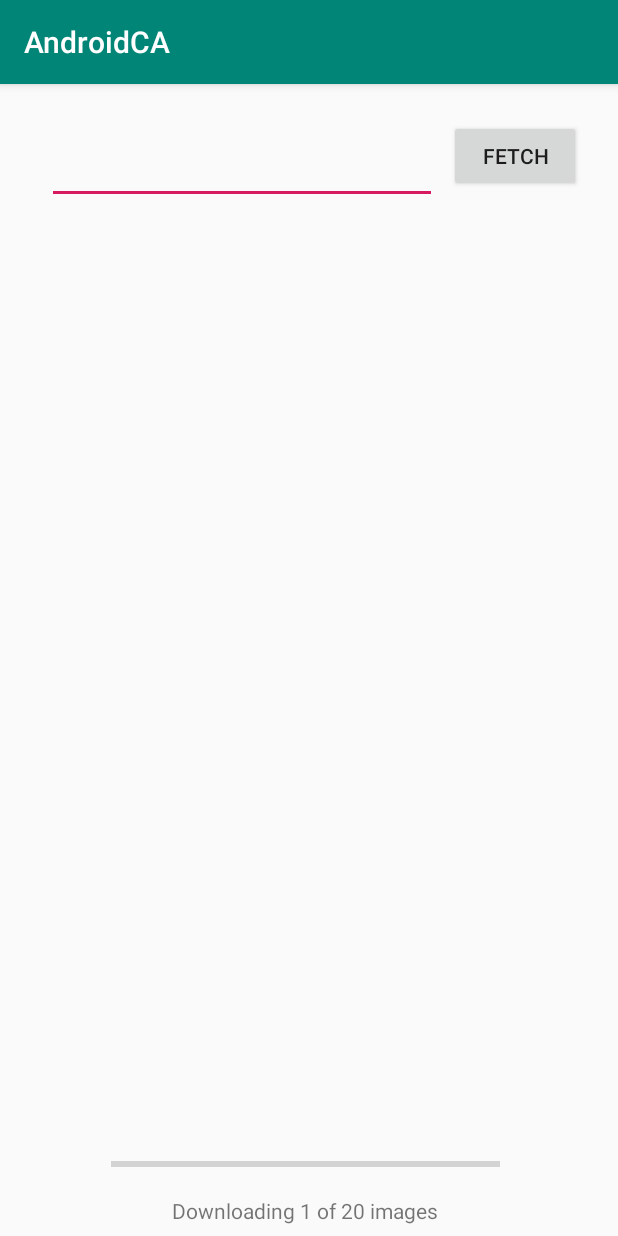
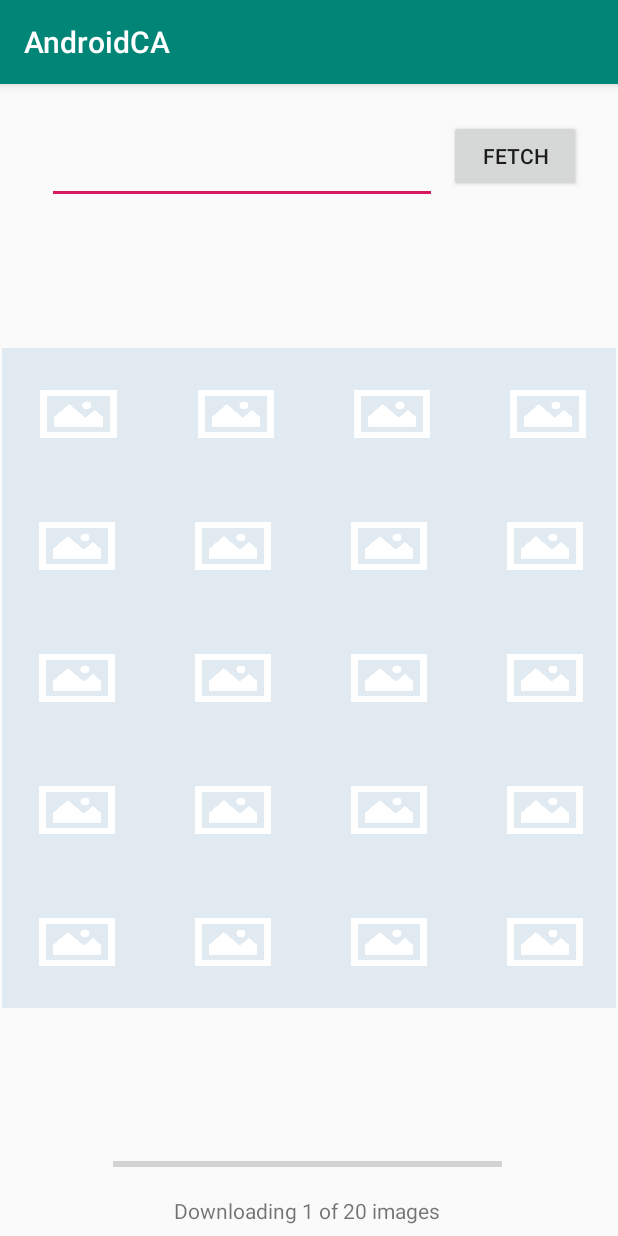
Before and after one commit to judyssc/android, an Android app: the screen it shows after launch (Activity1), on a phone screen of 412 x 824 dp. Run offline under Robolectric (Android 15) with nearby library versions, the phone set to English and light mode, and no system bars.

Commit message:
Activity 1 & 2.xml updated - fixed imageviews

```diff
--- a/app/src/main/res/layout/activity1.xml
+++ b/app/src/main/res/layout/activity1.xml
@@ -47,12 +47,13 @@
 
     <LinearLayout
         android:id="@+id/linearLayout2"
-        android:layout_width="413dp"
-        android:layout_height="540dp"
-        android:layout_marginStart="0dp"
+        android:layout_width="409dp"
+        android:layout_height="454dp"
         android:layout_marginTop="8dp"
+        android:gravity="center"
         android:orientation="vertical"
-        android:gravity="center"
+        android:adjustViewBounds="true"
+        android:scaleType="fitXY"
         app:layout_constraintBottom_toBottomOf="parent"
         app:layout_constraintEnd_toEndOf="parent"
         app:layout_constraintStart_toStartOf="parent"
@@ -60,7 +61,7 @@
 
         <LinearLayout
             android:layout_width="413dp"
-            android:layout_height="wrap_content"
+            android:layout_height="88dp"
             android:layout_marginStart="0dp"
             android:layout_marginTop="0dp"
             android:layout_marginEnd="0dp"
@@ -72,40 +73,48 @@
 
             <ImageView
                 android:id="@+id/imageView1"
-                android:layout_width="104dp"
-                android:layout_height="106dp"
+                android:layout_width="106dp"
+                android:layout_height="match_parent"
+                android:adjustViewBounds="true"
+                android:scaleType="fitXY"
+                android:src="@drawable/imageplaceholder"
                 tools:layout_editor_absoluteX="52dp"
-                tools:layout_editor_absoluteY="145dp"
-                tools:src="@drawable/imageplaceholder" />
+                tools:layout_editor_absoluteY="145dp" />
 
             <ImageView
                 android:id="@+id/imageView2"
                 android:layout_width="104dp"
-                android:layout_height="106dp"
+                android:layout_height="match_parent"
+                android:adjustViewBounds="true"
+                android:scaleType="fitXY"
+                android:src="@drawable/imageplaceholder"
                 tools:layout_editor_absoluteX="52dp"
-                tools:layout_editor_absoluteY="145dp"
-                tools:src="@drawable/imageplaceholder" />
+                tools:layout_editor_absoluteY="145dp" />
 
             <ImageView
                 android:id="@+id/imageView3"
                 android:layout_width="104dp"
-                android:layout_height="106dp"
+                android:layout_height="match_parent"
+                android:adjustViewBounds="true"
+                android:scaleType="fitXY"
+                android:src="@drawable/imageplaceholder"
                 tools:layout_editor_absoluteX="52dp"
-                tools:layout_editor_absoluteY="145dp"
-                tools:src="@drawable/imageplaceholder" />
+                tools:layout_editor_absoluteY="145dp" />
 
             <ImageView
                 android:id="@+id/imageView4"
                 android:layout_width="104dp"
-                android:layout_height="106dp"
+                android:layout_height="match_parent"
+                android:adjustViewBounds="true"
+                android:scaleType="fitXY"
+                android:src="@drawable/imageplaceholder"
                 tools:layout_editor_absoluteX="52dp"
-                tools:layout_editor_absoluteY="145dp"
-                tools:src="@drawable/imageplaceholder" />
+                tools:layout_editor_absoluteY="145dp" />
         </LinearLayout>
 
         <LinearLayout
-            android:layout_width="wrap_content"
-            android:layout_height="wrap_content"
+            android:layout_width="413dp"
+            android:layout_height="88dp"
             android:layout_marginStart="0dp"
             android:layout_marginTop="0dp"
             android:layout_marginEnd="0dp"
@@ -118,39 +127,47 @@
             <ImageView
                 android:id="@+id/imageView5"
                 android:layout_width="104dp"
-                android:layout_height="106dp"
+                android:layout_height="match_parent"
+                android:adjustViewBounds="true"
+                android:scaleType="fitXY"
+                android:src="@drawable/imageplaceholder"
                 tools:layout_editor_absoluteX="52dp"
-                tools:layout_editor_absoluteY="145dp"
-                tools:src="@drawable/imageplaceholder" />
+                tools:layout_editor_absoluteY="145dp" />
 
             <ImageView
                 android:id="@+id/imageView6"
                 android:layout_width="104dp"
-                android:layout_height="106dp"
+                android:layout_height="match_parent"
+                android:adjustViewBounds="true"
+                android:scaleType="fitXY"
+                android:src="@drawable/imageplaceholder"
                 tools:layout_editor_absoluteX="52dp"
-                tools:layout_editor_absoluteY="145dp"
-                tools:src="@drawable/imageplaceholder" />
+                tools:layout_editor_absoluteY="145dp" />
 
             <ImageView
                 android:id="@+id/imageView7"
                 android:layout_width="104dp"
-                android:layout_height="106dp"
+                android:layout_height="match_parent"
+                android:adjustViewBounds="true"
+                android:scaleType="fitXY"
+                android:src="@drawable/imageplaceholder"
                 tools:layout_editor_absoluteX="52dp"
-                tools:layout_editor_absoluteY="145dp"
-                tools:src="@drawable/imageplaceholder" />
+                tools:layout_editor_absoluteY="145dp" />
 
             <ImageView
                 android:id="@+id/imageView8"
                 android:layout_width="104dp"
-                android:layout_height="106dp"
+                android:layout_height="match_parent"
+                android:adjustViewBounds="true"
+                android:scaleType="fitXY"
+                android:src="@drawable/imageplaceholder"
                 tools:layout_editor_absoluteX="52dp"
-                tools:layout_editor_absoluteY="145dp"
-                tools:src="@drawable/imageplaceholder" />
+                tools:layout_editor_absoluteY="145dp" />
         </LinearLayout>
 
         <LinearLayout
-            android:layout_width="wrap_content"
-            android:layout_height="wrap_content"
+            android:layout_width="413dp"
+            android:layout_height="88dp"
             android:layout_marginStart="0dp"
             android:layout_marginTop="0dp"
             android:layout_marginEnd="0dp"
@@ -163,39 +180,47 @@
             <ImageView
                 android:id="@+id/imageView9"
                 android:layout_width="104dp"
-                android:layout_height="106dp"
+                android:layout_height="match_parent"
+                android:adjustViewBounds="true"
+                android:scaleType="fitXY"
+                android:src="@drawable/imageplaceholder"
                 tools:layout_editor_absoluteX="52dp"
-                tools:layout_editor_absoluteY="145dp"
-                tools:src="@drawable/imageplaceholder" />
+                tools:layout_editor_absoluteY="145dp" />
 
             <ImageView
                 android:id="@+id/imageView10"
                 android:layout_width="104dp"
-                android:layout_height="106dp"
+                android:layout_height="match_parent"
+                android:adjustViewBounds="true"
+                android:scaleType="fitXY"
+                android:src="@drawable/imageplaceholder"
                 tools:layout_editor_absoluteX="52dp"
-                tools:layout_editor_absoluteY="145dp"
-                tools:src="@drawable/imageplaceholder" />
+                tools:layout_editor_absoluteY="145dp" />
 
             <ImageView
                 android:id="@+id/imageView11"
                 android:layout_width="104dp"
-                android:layout_height="106dp"
+                android:layout_height="match_parent"
+                android:adjustViewBounds="true"
+                android:scaleType="fitXY"
+                android:src="@drawable/imageplaceholder"
                 tools:layout_editor_absoluteX="52dp"
-                tools:layout_editor_absoluteY="145dp"
-                tools:src="@drawable/imageplaceholder" />
+                tools:layout_editor_absoluteY="145dp" />
 
             <ImageView
                 android:id="@+id/imageView12"
                 android:layout_width="104dp"
-                android:layout_height="106dp"
+                android:layout_height="match_parent"
+                android:adjustViewBounds="true"
+                android:scaleType="fitXY"
+                android:src="@drawable/imageplaceholder"
                 tools:layout_editor_absoluteX="52dp"
-                tools:layout_editor_absoluteY="145dp"
-                tools:src="@drawable/imageplaceholder" />
+                tools:layout_editor_absoluteY="145dp" />
         </LinearLayout>
 
         <LinearLayout
-            android:layout_width="wrap_content"
-            android:layout_height="wrap_content"
+            android:layout_width="413dp"
+            android:layout_height="88dp"
             android:layout_marginStart="0dp"
             android:layout_marginTop="0dp"
             android:layout_marginEnd="0dp"
@@ -208,39 +233,47 @@
             <ImageView
                 android:id="@+id/imageView13"
                 android:layout_width="104dp"
-                android:layout_height="106dp"
+                android:layout_height="match_parent"
+                android:adjustViewBounds="true"
+                android:scaleType="fitXY"
+                android:src="@drawable/imageplaceholder"
                 tools:layout_editor_absoluteX="52dp"
-                tools:layout_editor_absoluteY="145dp"
-                tools:src="@drawable/imageplaceholder" />
+                tools:layout_editor_absoluteY="145dp" />
 
             <ImageView
                 android:id="@+id/imageView14"
                 android:layout_width="104dp"
-                android:layout_height="106dp"
+                android:layout_height="match_parent"
+                android:adjustViewBounds="true"
+                android:scaleType="fitXY"
+                android:src="@drawable/imageplaceholder"
                 tools:layout_editor_absoluteX="52dp"
-                tools:layout_editor_absoluteY="145dp"
-                tools:src="@drawable/imageplaceholder" />
+                tools:layout_editor_absoluteY="145dp" />
 
             <ImageView
                 android:id="@+id/imageView15"
                 android:layout_width="104dp"
-                android:layout_height="106dp"
+                android:layout_height="match_parent"
+                android:adjustViewBounds="true"
+                android:scaleType="fitXY"
+                android:src="@drawable/imageplaceholder"
                 tools:layout_editor_absoluteX="52dp"
-                tools:layout_editor_absoluteY="145dp"
-                tools:src="@drawable/imageplaceholder" />
+                tools:layout_editor_absoluteY="145dp" />
 
             <ImageView
                 android:id="@+id/imageView16"
                 android:layout_width="104dp"
-                android:layout_height="106dp"
+                android:layout_height="match_parent"
+                android:adjustViewBounds="true"
+                android:scaleType="fitXY"
+                android:src="@drawable/imageplaceholder"
                 tools:layout_editor_absoluteX="52dp"
-                tools:layout_editor_absoluteY="145dp"
-                tools:src="@drawable/imageplaceholder" />
+                tools:layout_editor_absoluteY="145dp" />
         </LinearLayout>
 
         <LinearLayout
-            android:layout_width="wrap_content"
-            android:layout_height="wrap_content"
+            android:layout_width="413dp"
+            android:layout_height="88dp"
             android:layout_marginStart="0dp"
             android:layout_marginTop="0dp"
             android:layout_marginEnd="0dp"
@@ -253,34 +286,42 @@
             <ImageView
                 android:id="@+id/imageView17"
                 android:layout_width="104dp"
-                android:layout_height="106dp"
+                android:layout_height="match_parent"
+                android:adjustViewBounds="true"
+                android:scaleType="fitXY"
+                android:src="@drawable/imageplaceholder"
                 tools:layout_editor_absoluteX="52dp"
-                tools:layout_editor_absoluteY="145dp"
-                tools:src="@drawable/imageplaceholder" />
+                tools:layout_editor_absoluteY="145dp" />
 
             <ImageView
                 android:id="@+id/imageView18"
                 android:layout_width="104dp"
-                android:layout_height="106dp"
+                android:layout_height="match_parent"
+                android:adjustViewBounds="true"
+                android:scaleType="fitXY"
+                android:src="@drawable/imageplaceholder"
                 tools:layout_editor_absoluteX="52dp"
-                tools:layout_editor_absoluteY="145dp"
-                tools:src="@drawable/imageplaceholder" />
+                tools:layout_editor_absoluteY="145dp" />
 
             <ImageView
                 android:id="@+id/imageView19"
                 android:layout_width="104dp"
-                android:layout_height="106dp"
+                android:layout_height="match_parent"
+                android:adjustViewBounds="true"
+                android:scaleType="fitXY"
+                android:src="@drawable/imageplaceholder"
                 tools:layout_editor_absoluteX="52dp"
-                tools:layout_editor_absoluteY="145dp"
-                tools:src="@drawable/imageplaceholder" />
+                tools:layout_editor_absoluteY="145dp" />
 
             <ImageView
                 android:id="@+id/imageView20"
                 android:layout_width="104dp"
-                android:layout_height="106dp"
+                android:layout_height="match_parent"
+                android:adjustViewBounds="true"
+                android:scaleType="fitXY"
+                android:src="@drawable/imageplaceholder"
                 tools:layout_editor_absoluteX="52dp"
-                tools:layout_editor_absoluteY="145dp"
-                tools:src="@drawable/imageplaceholder" />
+                tools:layout_editor_absoluteY="145dp" />
         </LinearLayout>
     </LinearLayout>
 
```
Also changed, not shown: app/src/main/res/layout/activity2.xml (+72 -45 lines).
